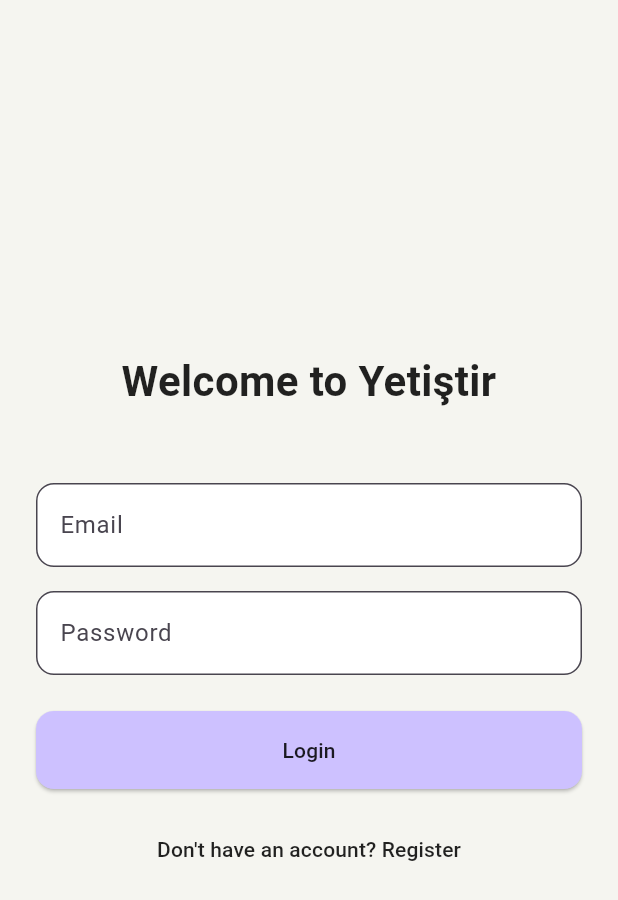
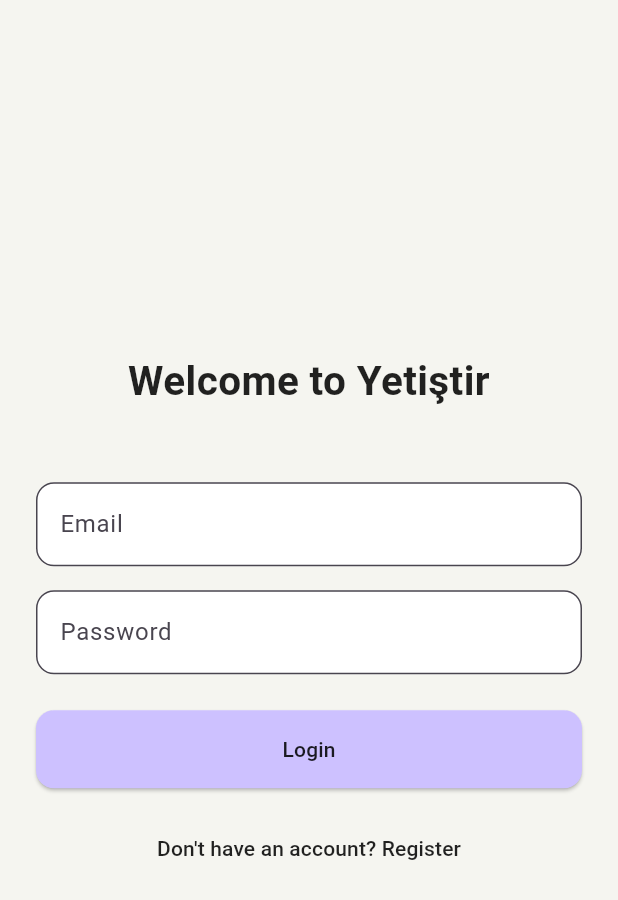
Before and after one commit to todo-app-mobile-programming-iuc/frontend, a Flutter app: the screen it shows after launch, on a phone screen of 412 x 824 dp. Shown: the top 900 px of the screen. Run offline on Flutter 3.47's test engine with Material 3 defaults, Android fonts, the light colour scheme and no system bars; our stand-ins replace image_picker.

Commit message:
test commit

```diff
--- a/lib/screens/login_page.dart
+++ b/lib/screens/login_page.dart
@@ -25,7 +25,7 @@
               Text(
                 'Welcome to Yetiştir',
                 style: TextStyle(
-                  fontSize: 28,
+                  fontSize: 27,
                   fontWeight: FontWeight.bold,
                   color: Colors.black87,
                 ),
```
